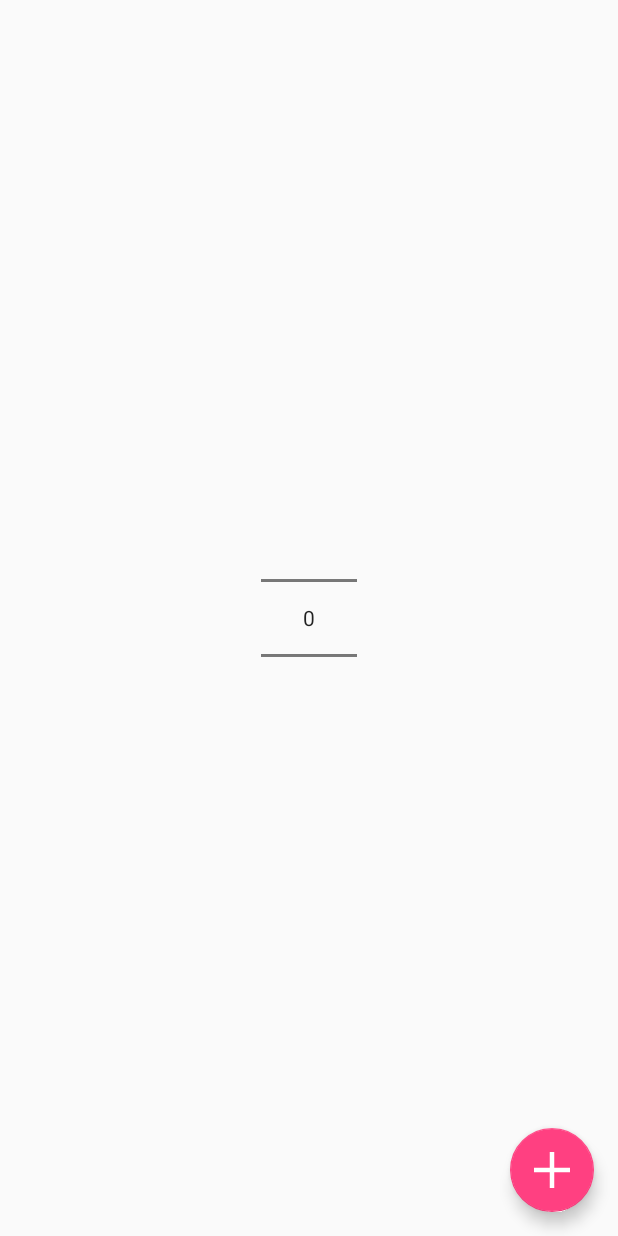
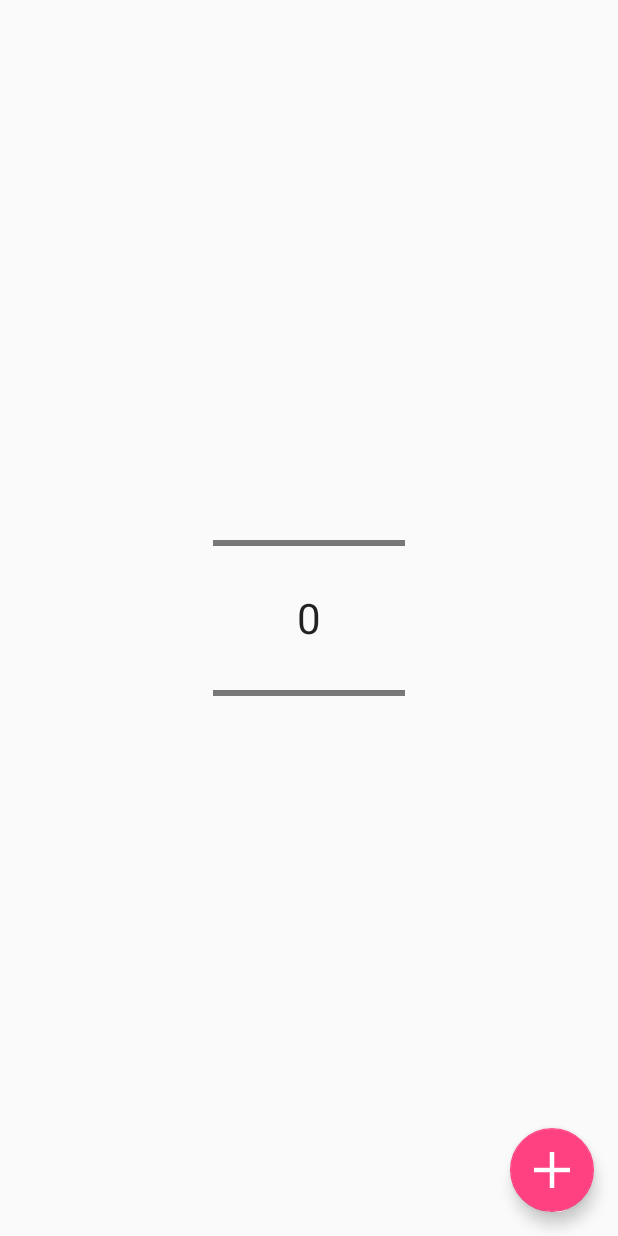
Before and after one commit to albertnez/pep, an Android app: the layout fragment_pay.xml on its own in the app's theme, with its tools: preview values and no code run, on a phone screen of 412 x 824 dp. Run offline under Robolectric (Android 15) with nearby library versions, the phone set to English and light mode, and no system bars.

Commit message:
Increase number picker size

```diff
--- a/android/app/src/main/res/layout/fragment_pay.xml
+++ b/android/app/src/main/res/layout/fragment_pay.xml
@@ -13,6 +13,8 @@
         android:layout_width="wrap_content"
         android:layout_height="wrap_content"
         android:id="@+id/numberPicker"
+        android:scaleX="2.0"
+        android:scaleY="2.0"
         android:layout_gravity="center" />
 
 </FrameLayout>
```
Also changed, not shown: 1 other file.
